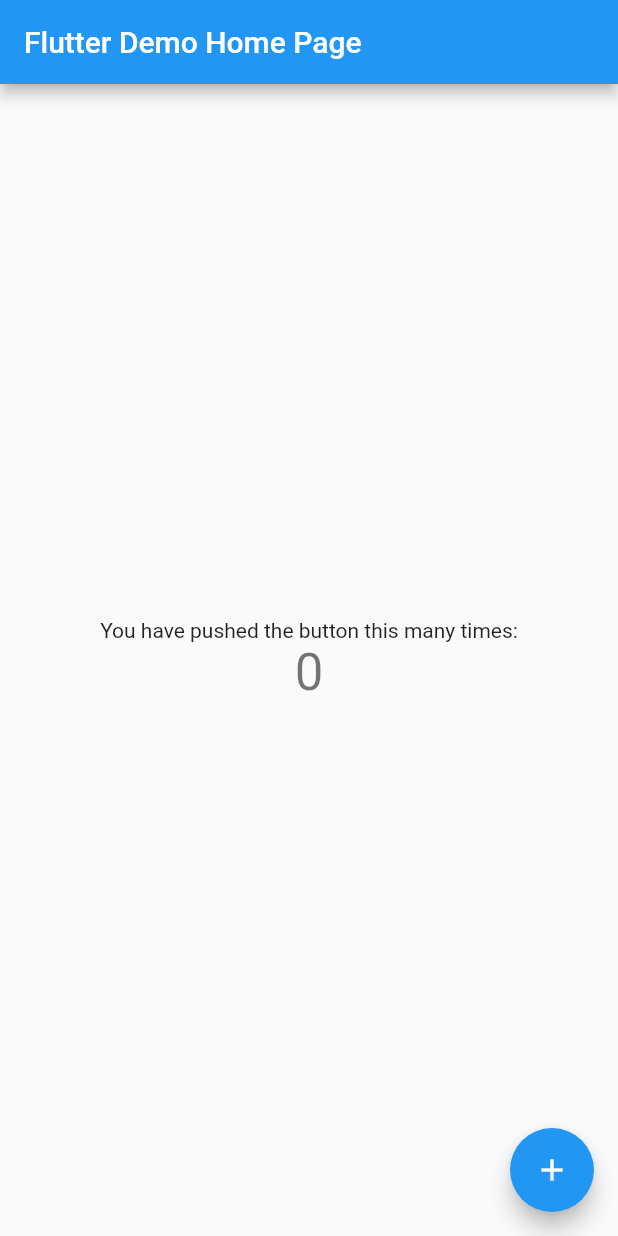
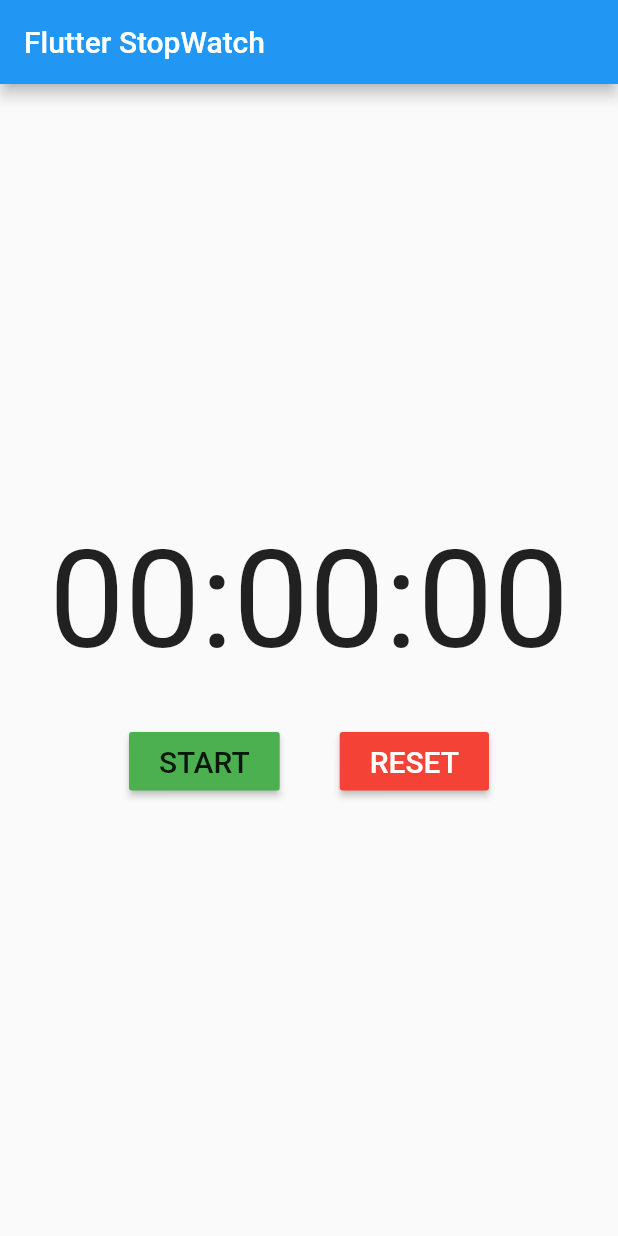
Before and after one commit to LouisRuncieman/SBWOD, a Flutter app: the screen it shows after launch, on a phone screen of 412 x 824 dp. Run offline on Flutter 3.47's test engine with Material 2 defaults, Android fonts, the phone set to English and light mode, and no system bars.

Commit message:
basic stopwatch

```diff
--- a/lib/main.dart
+++ b/lib/main.dart
@@ -1,5 +1,5 @@
 import 'package:flutter/material.dart';
-
+import 'package:workout_buddy/stopwatch.dart';
 void main() {
   runApp(MyApp());
 }
@@ -10,104 +10,7 @@ class MyApp extends StatelessWidget {
   Widget build(BuildContext context) {
     return MaterialApp(
       title: 'Flutter Demo',
-      theme: ThemeData(
-        // This is the theme of your application.
-        //
-        // Try running your application with "flutter run". You'll see the
-        // application has a blue toolbar. Then, without quitting the app, try
-        // changing the primarySwatch below to Colors.green and then invoke
-        // "hot reload" (press "r" in the console where you ran "flutter run",
-        // or simply save your changes to "hot reload" in a Flutter IDE).
-        // Notice that the counter didn't reset back to zero; the application
-        // is not restarted.
-        primarySwatch: Colors.blue,
-      ),
-      home: MyHomePage(title: 'Flutter Demo Home Page'),
+      home: FlutterStopWatch(),
     );
   }
 }
-
-class MyHomePage extends StatefulWidget {
-  MyHomePage({Key key, this.title}) : super(key: key);
-
-  // This widget is the home page of your application. It is stateful, meaning
-  // that it has a State object (defined below) that contains fields that affect
-  // how it looks.
-
-  // This class is the configuration for the state. It holds the values (in this
-  // case the title) provided by the parent (in this case the App widget) and
-  // used by the build method of the State. Fields in a Widget subclass are
-  // always marked "final".
-
-  final String title;
-
-  @override
-  _MyHomePageState createState() => _MyHomePageState();
-}
-
-class _MyHomePageState extends State<MyHomePage> {
-  int _counter = 0;
-
-  void _incrementCounter() {
-    setState(() {
-      // This call to setState tells the Flutter framework that something has
-      // changed in this State, which causes it to rerun the build method below
-      // so that the display can reflect the updated values. If we changed
-      // _counter without calling setState(), then the build method would not be
-      // called again, and so nothing would appear to happen.
-      _counter++;
-    });
-  }
-
-  @override
-  Widget build(BuildContext context) {
-    // This method is rerun every time setState is called, for instance as done
-    // by the _incrementCounter method above.
-    //
-    // The Flutter framework has been optimized to make rerunning build methods
-    // fast, so that you can just rebuild anything that needs updating rather
-    // than having to individually change instances of widgets.
-    return Scaffold(
-      appBar: AppBar(
-        // Here we take the value from the MyHomePage object that was created by
-        // the App.build method, and use it to set our appbar title.
-        title: Text(widget.title),
-      ),
-      body: Center(
-        // Center is a layout widget. It takes a single child and positions it
-        // in the middle of the parent.
-        child: Column(
-          // Column is also a layout widget. It takes a list of children and
-          // arranges them vertically. By default, it sizes itself to fit its
-          // children horizontally, and tries to be as tall as its parent.
-          //
-          // Invoke "debug painting" (press "p" in the console, choose the
-          // "Toggle Debug Paint" action from the Flutter Inspector in Android
-          // Studio, or the "Toggle Debug Paint" command in Visual Studio Code)
-          // to see the wireframe for each widget.
-          //
-          // Column has various properties to control how it sizes itself and
-          // how it positions its children. Here we use mainAxisAlignment to
-          // center the children vertically; the main axis here is the vertical
-          // axis because Columns are vertical (the cross axis would be
-          // horizontal).
-          mainAxisAlignment: MainAxisAlignment.center,
-          children: <Widget>[
-            Text(
-              'You have pushed the button this many times:',
-            ),
-            Text(
-              '$_counter',
-              style: Theme.of(context).textTheme.headline4,
-            ),
-          ],
-        ),
-      ),
-      floatingActionButton: FloatingActionButton(
-        onPressed: _incrementCounter,
-        tooltip: 'Increment',
-        child: Icon(Icons.add),
-      ), // This trailing comma makes auto-formatting nicer for build methods.
-    );
-  }
-}
--- /dev/null
+++ b/lib/stopwatch.dart
@@ -0,0 +1,130 @@
+import 'dart:async';
+
+import 'package:flutter/material.dart';
+
+class FlutterStopWatch extends StatefulWidget {
+  @override
+  _FlutterStopWatchState createState() => _FlutterStopWatchState();
+}
+
+class _FlutterStopWatchState extends State<FlutterStopWatch> {
+  bool flag = true;
+  Stream<int> timerStream;
+  StreamSubscription<int> timerSubscription;
+  String hoursStr = '00';
+  String minutesStr = '00';
+  String secondsStr = '00';
+
+  Stream<int> stopWatchStream() {
+    StreamController<int> streamController;
+    Timer timer;
+    Duration timerInterval = Duration(seconds: 1);
+    int counter = 0;
+
+    void stopTimer() {
+      if (timer != null) {
+        timer.cancel();
+        timer = null;
+        counter = 0;
+        streamController.close();
+      }
+    }
+
+    void tick(_) {
+      counter++;
+      streamController.add(counter);
+      if (!flag) {
+        stopTimer();
+      }
+    }
+
+    void startTimer() {
+      timer = Timer.periodic(timerInterval, tick);
+    }
+
+    streamController = StreamController<int>(
+      onListen: startTimer,
+      onCancel: stopTimer,
+      onResume: startTimer,
+      onPause: stopTimer,
+    );
+
+    return streamController.stream;
+  }
+
+  @override
+  Widget build(BuildContext context) {
+    return Scaffold(
+      appBar: AppBar(title: Text("Flutter StopWatch")),
+      body: Center(
+        child: Column(
+          mainAxisAlignment: MainAxisAlignment.center,
+          children: [
+            Text(
+              "$hoursStr:$minutesStr:$secondsStr",
+              style: TextStyle(
+                fontSize: 90.0,
+              ),
+            ),
+            SizedBox(height: 30.0),
+            Row(
+              mainAxisAlignment: MainAxisAlignment.center,
+              children: [
+                RaisedButton(
+                  padding:
+                  EdgeInsets.symmetric(horizontal: 20.0, vertical: 8.0),
+                  onPressed: () {
+                    timerStream = stopWatchStream();
+                    timerSubscription = timerStream.listen((int newTick) {
+                      setState(() {
+                        hoursStr = ((newTick / (60 * 60)) % 60)
+                            .floor()
+                            .toString()
+                            .padLeft(2, '0');
+                        minutesStr = ((newTick / 60) % 60)
+                            .floor()
+                            .toString()
+                            .padLeft(2, '0');
+                        secondsStr =
+                            (newTick % 60).floor().toString().padLeft(2, '0');
+                      });
+                    });
+                  },
+                  color: Colors.green,
+                  child: Text(
+                    'START',
+                    style: TextStyle(
+                      fontSize: 20.0,
+                    ),
+                  ),
+                ),
+                SizedBox(width: 40.0),
+                RaisedButton(
+                  padding:
+                  EdgeInsets.symmetric(horizontal: 20.0, vertical: 8.0),
+                  onPressed: () {
+                    timerSubscription.cancel();
+                    timerStream = null;
+                    setState(() {
+                      hoursStr = '00';
+                      minutesStr = '00';
+                      secondsStr = '00';
+                    });
+                  },
+                  color: Colors.red,
+                  child: Text(
+                    'RESET',
+                    style: TextStyle(
+                      color: Colors.white,
+                      fontSize: 20.0,
+                    ),
+                  ),
+                ),
+              ],
+            ),
+          ],
+        ),
+      ),
+    );
+  }
+}
--- a/pubspec.yaml
+++ b/pubspec.yaml
@@ -23,7 +23,7 @@ environment:
 dependencies:
   flutter:
     sdk: flutter
-
+  location: ^3.0.0
 
   # The following adds the Cupertino Icons font to your application.
   # Use with the CupertinoIcons class for iOS style icons.
```
Also changed, not shown: pubspec.lock.
